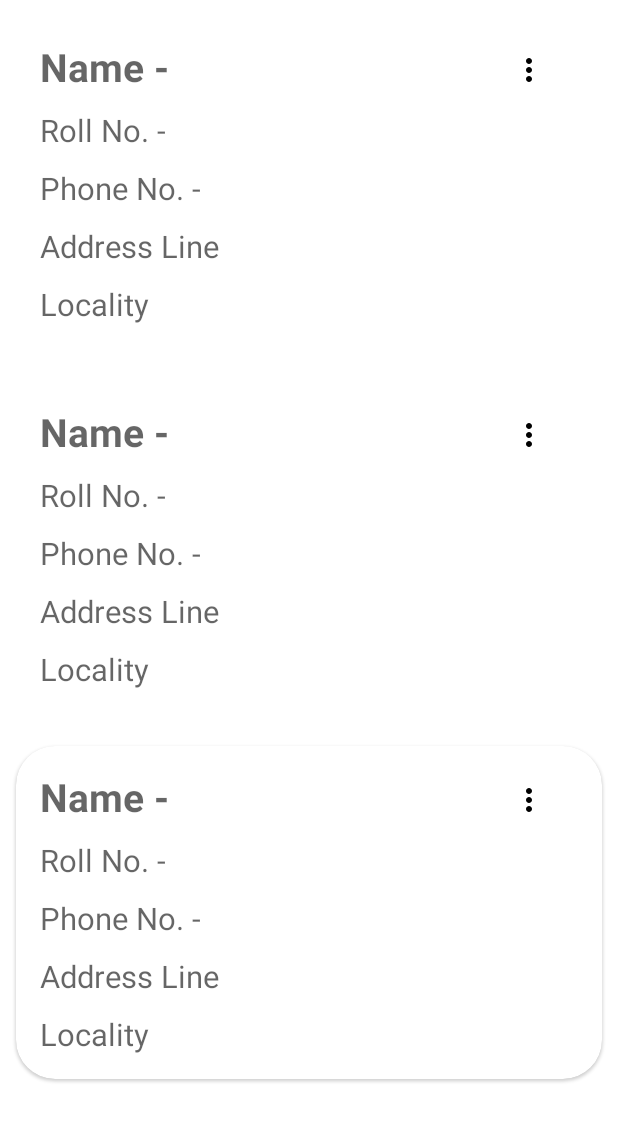
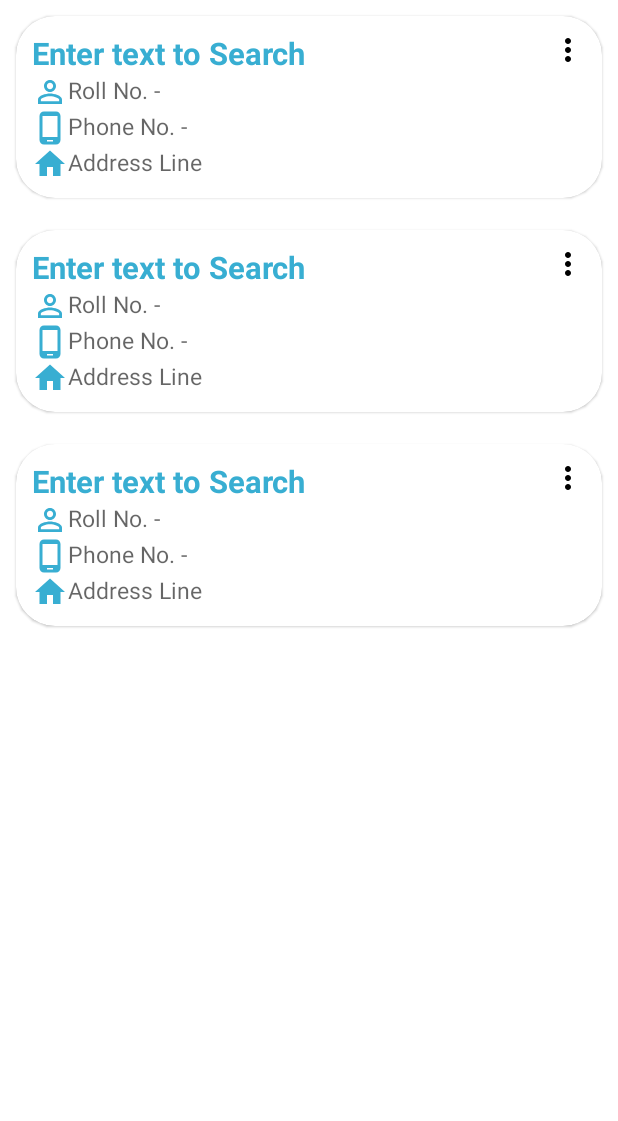
Before and after one commit to ghanghasmukul/Student_Diary, an Android app: the layout fragment_view_records.xml on its own in the app's theme, with its tools: preview values and no code run, on a phone screen of 412 x 824 dp. Shown: the top 1121 px of the screen. Run offline under Robolectric (Android 15) with nearby library versions, the phone set to English and light mode, and no system bars.

```diff
--- a/app/src/main/java/com/example/studentdiary/roomdatabase/StudentDatabase.kt
+++ b/app/src/main/java/com/example/studentdiary/roomdatabase/StudentDatabase.kt
@@ -6,7 +6,7 @@ import androidx.room.Room
 import androidx.room.RoomDatabase
 
 
-@Database(entities = [StudentDetails::class], version = 6, exportSchema = false)
+@Database(entities = [StudentDetails::class], version = 7, exportSchema = false)
 abstract class StudentDatabase : RoomDatabase() {
 
     abstract fun studentDao(): StudentDao
--- a/app/src/main/java/com/example/studentdiary/roomdatabase/StudentDetails.kt
+++ b/app/src/main/java/com/example/studentdiary/roomdatabase/StudentDetails.kt
@@ -9,12 +9,11 @@ import kotlinx.android.parcel.Parcelize
 
 @Parcelize
 @Entity(tableName = "StudentDetails")
-data class StudentDetails(
+data class StudentDetails (
     @ColumnInfo(name = "name") var name: String?,
     @ColumnInfo(name = "roll_no") var roll_no: String?,
     @ColumnInfo(name = "phone_no") var phone_no: String?,
     @ColumnInfo(name = "address_line") var address_line : String?,
-    @ColumnInfo(name = "locality") var locality : String,
     @PrimaryKey(autoGenerate = true)
     @ColumnInfo(name = "id")
     var id: Int? = null
--- a/app/src/main/java/com/example/studentdiary/roomdatabase/StudentRepository.kt
+++ b/app/src/main/java/com/example/studentdiary/roomdatabase/StudentRepository.kt
@@ -4,6 +4,7 @@ import android.content.Context
 import androidx.lifecycle.LiveData
 import kotlinx.coroutines.CoroutineScope
 import kotlinx.coroutines.Dispatchers.IO
+import kotlinx.coroutines.flow.Flow
 import kotlinx.coroutines.launch
 
 class StudentRepository {
@@ -32,6 +33,9 @@ class StudentRepository {
             }
         }
 
+        fun searchDatabase(searchQuery: String): LiveData<List<StudentDetails>>? {
+            return studentDatabase1?.studentDao()?.searchDatabase("%$searchQuery%")
+        }
 
         fun updateStudent(id : Int,studentDetails: StudentDetails) {
             CoroutineScope(IO).launch {
@@ -42,7 +46,7 @@ class StudentRepository {
                                     studentDatabase1!!.studentDao().updateStudentDetails(
                                         id,
                                         it1, it4, it2,
-                                        it, studentDetails.locality
+                                        it
                                     )
                                 }
                             }
--- a/app/src/main/java/com/example/studentdiary/roomdatabase/StudentViewModel.kt
+++ b/app/src/main/java/com/example/studentdiary/roomdatabase/StudentViewModel.kt
@@ -5,6 +5,7 @@ import android.content.Context
 import androidx.lifecycle.AndroidViewModel
 import androidx.lifecycle.LiveData
 import androidx.lifecycle.ViewModel
+import androidx.lifecycle.asLiveData
 import androidx.room.RoomDatabase
 
 class StudentViewModel : ViewModel() {
@@ -28,4 +29,7 @@ class StudentViewModel : ViewModel() {
    fun updateStudentDetails(id : Int, studentDetails: StudentDetails){
        StudentRepository.updateStudent(id,studentDetails)
    }
+    fun searchDatabase(searchQuery : String): LiveData<List<StudentDetails>>? {
+        return StudentRepository.searchDatabase(searchQuery)
+    }
 }
--- /dev/null
+++ b/app/src/main/res/drawable/ic_baseline_home_24.xml
@@ -0,0 +1,5 @@
+<vector android:autoMirrored="true" android:height="24dp"
+    android:tint="#38AED2" android:viewportHeight="24"
+    android:viewportWidth="24" android:width="24dp" xmlns:android="http://schemas.android.com/apk/res/android">
+    <path android:fillColor="@android:color/white" android:pathData="M10,20v-6h4v6h5v-8h3L12,3 2,12h3v8z"/>
+</vector>
--- /dev/null
+++ b/app/src/main/res/drawable/ic_baseline_perm_identity_24.xml
@@ -0,0 +1,5 @@
+<vector android:autoMirrored="true" android:height="24dp"
+    android:tint="#38AED2" android:viewportHeight="24"
+    android:viewportWidth="24" android:width="24dp" xmlns:android="http://schemas.android.com/apk/res/android">
+    <path android:fillColor="@android:color/white" android:pathData="M12,5.9c1.16,0 2.1,0.94 2.1,2.1s-0.94,2.1 -2.1,2.1S9.9,9.16 9.9,8s0.94,-2.1 2.1,-2.1m0,9c2.97,0 6.1,1.46 6.1,2.1v1.1L5.9,18.1L5.9,17c0,-0.64 3.13,-2.1 6.1,-2.1M12,4C9.79,4 8,5.79 8,8s1.79,4 4,4 4,-1.79 4,-4 -1.79,-4 -4,-4zM12,13c-2.67,0 -8,1.34 -8,4v3h16v-3c0,-2.66 -5.33,-4 -8,-4z"/>
+</vector>
--- a/app/src/main/res/drawable/ic_baseline_search_24.xml
+++ b/app/src/main/res/drawable/ic_baseline_search_24.xml
@@ -1,5 +1,5 @@
 <vector android:autoMirrored="true" android:height="24dp"
-    android:tint="#FFFFFF" android:viewportHeight="24"
+    android:tint="#000000" android:viewportHeight="24"
     android:viewportWidth="24" android:width="24dp" xmlns:android="http://schemas.android.com/apk/res/android">
     <path android:fillColor="@android:color/white" android:pathData="M15.5,14h-0.79l-0.28,-0.27C15.41,12.59 16,11.11 16,9.5 16,5.91 13.09,3 9.5,3S3,5.91 3,9.5 5.91,16 9.5,16c1.61,0 3.09,-0.59 4.23,-1.57l0.27,0.28v0.79l5,4.99L20.49,19l-4.99,-5zM9.5,14C7.01,14 5,11.99 5,9.5S7.01,5 9.5,5 14,7.01 14,9.5 11.99,14 9.5,14z"/>
 </vector>
--- a/app/src/main/res/layout/fragment_view_records.xml
+++ b/app/src/main/res/layout/fragment_view_records.xml
@@ -9,7 +9,7 @@
     <androidx.recyclerview.widget.RecyclerView
         android:id="@+id/rvViewRecords"
         android:layout_width="match_parent"
-        android:layout_height="match_parent"
+        android:layout_height="0dp"
         app:layout_constraintBottom_toBottomOf="parent"
         app:layout_constraintEnd_toEndOf="parent"
         app:layout_constraintStart_toStartOf="parent"
--- a/app/src/main/res/layout/rv_item.xml
+++ b/app/src/main/res/layout/rv_item.xml
@@ -1,82 +1,111 @@
 <?xml version="1.0" encoding="utf-8"?>
-<com.google.android.material.card.MaterialCardView
-    xmlns:android="http://schemas.android.com/apk/res/android"
+<com.google.android.material.card.MaterialCardView xmlns:android="http://schemas.android.com/apk/res/android"
     xmlns:app="http://schemas.android.com/apk/res-auto"
+    xmlns:tools="http://schemas.android.com/tools"
     android:layout_width="match_parent"
     android:layout_height="wrap_content"
     android:layout_margin="@dimen/_8sdp"
     android:elevation="@dimen/_20ssp"
     app:cardCornerRadius="@dimen/_20ssp">
+
     <androidx.constraintlayout.widget.ConstraintLayout
         android:layout_width="match_parent"
         android:layout_height="match_parent"
-    android:padding="@dimen/_8sdp"
-    >
+        android:padding="@dimen/_8sdp">
 
         <TableLayout
             android:layout_width="match_parent"
-        android:layout_height="match_parent"
-        app:layout_constraintBottom_toBottomOf="parent"
-        app:layout_constraintEnd_toEndOf="parent"
-        app:layout_constraintStart_toStartOf="parent"
-        app:layout_constraintTop_toTopOf="parent">
+            android:layout_height="match_parent">
 
             <TextView
                 android:id="@+id/tvName"
                 android:layout_width="wrap_content"
                 android:layout_height="wrap_content"
-            android:layout_margin="@dimen/_4sdp"
                 android:hint="@string/name"
-            android:textSize="@dimen/_20ssp"
-            android:textStyle="bold" />
+                android:text="@string/enter_text_to_search"
+                android:textColor="#38aed2"
+                android:textSize="@dimen/_16ssp"
+                android:textStyle="bold"
+                app:layout_constraintStart_toStartOf="parent"
+                app:layout_constraintTop_toTopOf="parent" />
+
+            <TableRow>
+
+                <ImageView
+                    android:id="@+id/imageView2"
+                    android:layout_width="wrap_content"
+                    android:layout_height="wrap_content"
+                    android:layout_gravity="center"
+                    android:src="@drawable/ic_baseline_perm_identity_24"
+                    tools:layout_editor_absoluteX="16dp"
+                    tools:layout_editor_absoluteY="79dp" />
 
                 <TextView
                     android:id="@+id/tvRoll"
                     android:layout_width="wrap_content"
                     android:layout_height="wrap_content"
-            android:layout_margin="@dimen/_4sdp"
                     android:hint="@string/roll_no"
-            android:textSize="@dimen/_16ssp" />
+                    android:textSize="@dimen/_12ssp"
+                    app:layout_constraintEnd_toEndOf="parent"
+                    app:layout_constraintStart_toStartOf="parent"
+                    app:layout_constraintTop_toBottomOf="@+id/tvName" />
 
+            </TableRow>
+
+            <TableRow>
+
+                <ImageView
+                    android:layout_width="wrap_content"
+                    android:layout_height="wrap_content"
+                    android:layout_gravity="center"
+                    android:src="@drawable/ic_outline_phone_android_24"
+                    tools:layout_editor_absoluteX="16dp"
+                    tools:layout_editor_absoluteY="79dp" />
 
                 <TextView
                     android:id="@+id/tvPhone"
                     android:layout_width="wrap_content"
                     android:layout_height="wrap_content"
-            android:layout_margin="@dimen/_4sdp"
                     android:hint="@string/phone_no"
-            android:textSize="@dimen/_16ssp"
+                    android:textSize="@dimen/_12ssp"
+                    app:layout_constraintEnd_toEndOf="parent"
+                    app:layout_constraintStart_toEndOf="@+id/imageView2"
+                    app:layout_constraintTop_toBottomOf="@+id/tvRoll" />
+            </TableRow>
 
-            />
+            <TableRow>
+
+                <ImageView
+                    android:layout_width="wrap_content"
+                    android:layout_height="wrap_content"
+                    android:layout_gravity="center"
+                    android:src="@drawable/ic_baseline_home_24"
+                    tools:layout_editor_absoluteX="16dp"
+                    tools:layout_editor_absoluteY="79dp" />
 
                 <TextView
                     android:id="@+id/addressLine"
                     android:layout_width="wrap_content"
                     android:layout_height="wrap_content"
-            android:layout_margin="@dimen/_4sdp"
                     android:hint="Address Line"
-            android:textSize="@dimen/_16ssp"
+                    android:textIsSelectable="true"
+                    android:textSize="@dimen/_12ssp"
+                    app:layout_constraintBottom_toBottomOf="parent"
+                    app:layout_constraintEnd_toEndOf="parent"
+                    app:layout_constraintStart_toStartOf="parent"
+                    app:layout_constraintTop_toBottomOf="@+id/tvPhone" />
+            </TableRow>
+        </TableLayout>
 
-            />
-
-        <TextView
-            android:id="@+id/locality"
-            android:layout_width="wrap_content"
-            android:layout_height="wrap_content"
-            android:layout_margin="@dimen/_4sdp"
-            android:hint="Locality"
-            android:textSize="@dimen/_16ssp"
-            android:layout_marginBottom="@dimen/_16sdp"/>
-    </TableLayout>
         <ImageView
             android:id="@+id/textViewOptions"
             android:layout_width="wrap_content"
             android:layout_height="wrap_content"
-        android:layout_marginTop="@dimen/_10sdp"
-        android:layout_marginEnd="@dimen/_20sdp"
             android:src="@drawable/ic_baseline_more_vert_24"
             app:layout_constraintEnd_toEndOf="parent"
             app:layout_constraintTop_toTopOf="parent" />
+
+
     </androidx.constraintlayout.widget.ConstraintLayout>
 
 
--- a/app/src/main/res/values/strings.xml
+++ b/app/src/main/res/values/strings.xml
@@ -19,4 +19,5 @@
     <string name="update_records">Update Records</string>
     <string name="hello_blank_fragment">Hello blank fragment</string>
     <string name="enter_text_to_search">Enter text to Search</string>
+    <string name="enter_location_to_update">Enter location to Update</string>
 </resources>
```
Also changed, not shown: app/src/main/java/com/example/studentdiary/Adapters/ViewRecordsAdapter.kt (+74 -38 lines), app/src/main/java/com/example/studentdiary/roomdatabase/StudentDao.kt (+14 -2 lines), app/src/main/java/com/example/studentdiary/ui/add_records/AddRecordsFragment.kt (+40 -41 lines), app/src/main/java/com/example/studentdiary/ui/view_records/ViewRecordsFragments.kt (+38 -13 lines), app/src/main/res/layout/fragment_add_records.xml (+1 -7 lines), app/src/main/res/layout/update_records_dialog.xml (+2 -8 lines). Lines whose indentation alone changed are shown as unchanged.
